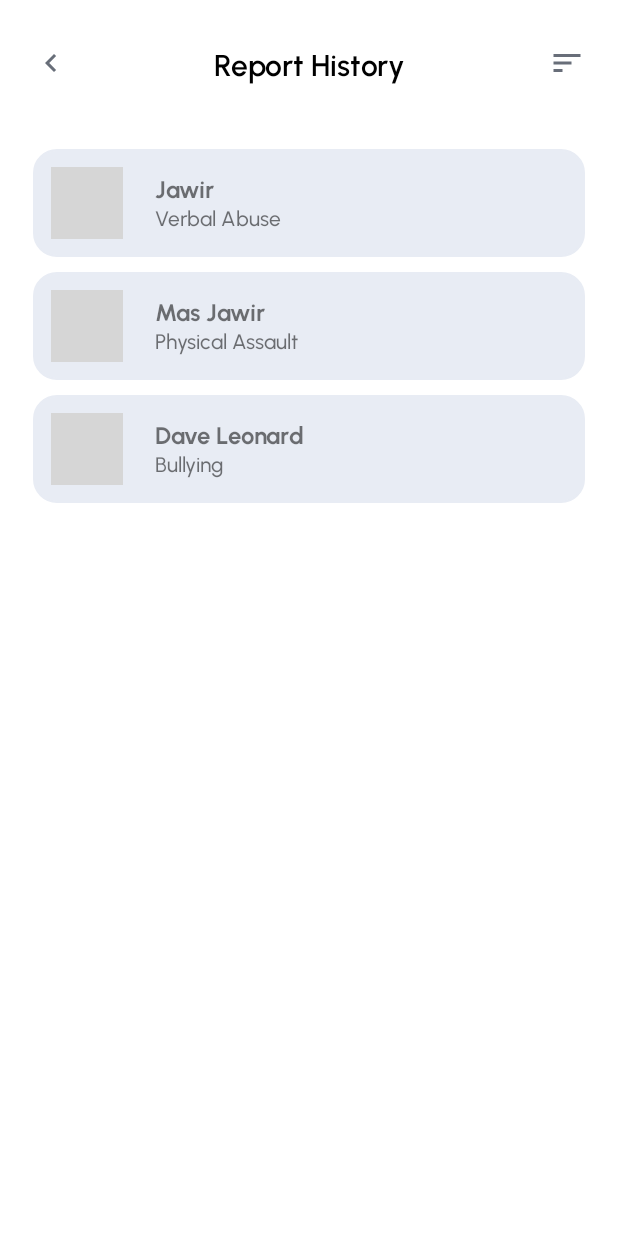
After one commit to EduSafety/Android-Development, an Android app: the ReportHistoryActivity screen opened directly, with no data from a screen before it, on a phone screen of 412 x 824 dp. The commit adds this screen. Run offline under Robolectric (Android 15) with nearby library versions, the phone set to English and light mode, and no system bars; grey boxes are pictures that could not be loaded.

Commit message:
add ReportHistoryActivity

```diff
--- a/app/src/main/AndroidManifest.xml
+++ b/app/src/main/AndroidManifest.xml
@@ -1,6 +1,6 @@
 <?xml version="1.0" encoding="utf-8"?>
 <manifest xmlns:android="http://schemas.android.com/apk/res/android"
-    xmlns:tools="http://schemas.android.com/tools">
+    xmlns:tools="http://schemas.android.com/tools" >
 
     <uses-permission android:name="android.permission.INTERNET" />
 
@@ -13,7 +13,10 @@
         android:roundIcon="@mipmap/ic_launcher_round"
         android:supportsRtl="true"
         android:theme="@style/Theme.EduSafety"
-        tools:targetApi="31">
+        tools:targetApi="31" >
+        <activity
+            android:name=".ui.ReportHistoryActivity"
+            android:exported="false" />
         <activity
             android:name=".ui.ReportActivity"
             android:exported="false" />
@@ -28,7 +31,7 @@
             android:exported="false" />
         <activity
             android:name=".ui.InitialPage"
-            android:exported="true">
+            android:exported="true" >
             <intent-filter>
                 <action android:name="android.intent.action.MAIN" />
 
@@ -37,7 +40,7 @@
         </activity>
         <activity
             android:name=".ui.MainActivity"
-            android:exported="false"></activity>
+            android:exported="false" />
     </application>
 
 </manifest>
--- a/app/src/main/java/com/dicoding/edusafety/ui/HomeFragment.kt
+++ b/app/src/main/java/com/dicoding/edusafety/ui/HomeFragment.kt
@@ -1,5 +1,6 @@
 package com.dicoding.edusafety.ui
 
+import android.content.Intent
 import android.os.Bundle
 import android.view.LayoutInflater
 import android.view.View
@@ -9,15 +10,17 @@ import androidx.recyclerview.widget.LinearLayoutManager
 import androidx.recyclerview.widget.RecyclerView
 import com.dicoding.edusafety.R
 import com.dicoding.edusafety.data.model.MyItem
+import com.dicoding.edusafety.databinding.FragmentHomeBinding
 
 class HomeFragment : Fragment() {
-
+    private lateinit var binding : FragmentHomeBinding
     override fun onCreateView(
         inflater: LayoutInflater, container: ViewGroup?,
         savedInstanceState: Bundle?
     ): View? {
         // Inflate the layout for this fragment
-        return inflater.inflate(R.layout.fragment_home, container, false)
+        binding = FragmentHomeBinding.inflate(inflater, container, false)
+        return binding.root
     }
 
     override fun onViewCreated(view: View, savedInstanceState: Bundle?) {
@@ -25,6 +28,10 @@ class HomeFragment : Fragment() {
 
         setReportAdapter()
         setRecentAdapter()
+
+        binding.recentReportContainer.setOnClickListener{
+            startActivity(Intent(requireContext(),ReportHistoryActivity::class.java))
+        }
     }
 
     private fun setReportAdapter() {
--- /dev/null
+++ b/app/src/main/java/com/dicoding/edusafety/ui/ReportHistoryActivity.kt
@@ -0,0 +1,36 @@
+package com.dicoding.edusafety.ui
+
+import androidx.appcompat.app.AppCompatActivity
+import android.os.Bundle
+import androidx.recyclerview.widget.LinearLayoutManager
+import androidx.recyclerview.widget.RecyclerView
+import com.dicoding.edusafety.R
+import com.dicoding.edusafety.data.model.MyItem
+import com.dicoding.edusafety.databinding.ActivityReportHistoryBinding
+
+class ReportHistoryActivity : AppCompatActivity() {
+    private lateinit var binding: ActivityReportHistoryBinding
+    override fun onCreate(savedInstanceState: Bundle?) {
+        super.onCreate(savedInstanceState)
+        binding = ActivityReportHistoryBinding.inflate(layoutInflater)
+        setContentView(binding.root)
+
+        setRecentAdapter()
+        binding.backArrow.setOnClickListener{
+            onBackPressed()
+        }
+    }
+
+    private fun setRecentAdapter() {
+        binding.rvHistory.layoutManager = LinearLayoutManager(this)
+
+        val itemList = listOf(
+            MyItem(R.drawable.foto_saya_dicoding, "Jawir", "Verbal Abuse"),
+            MyItem(R.drawable.foto_saya_dicoding, "Mas Jawir", "Physical Assault"),
+            MyItem(R.drawable.foto_saya_dicoding, "Dave Leonard", "Bullying"),
+        )
+
+        val adapter = MainRecentAdapter(itemList)
+        binding.rvHistory.adapter = adapter
+    }
+}
--- a/app/src/main/res/layout/activity_report.xml
+++ b/app/src/main/res/layout/activity_report.xml
@@ -200,7 +200,7 @@
                 android:textSize="16sp"
                 android:textStyle="bold"
                 android:fontFamily="@font/urbanist_bold"
-                android:text="Lampirkan Butki (Opsional)"
+                android:text="Lampirkan Bukti (Opsional)"
                 app:layout_constraintEnd_toEndOf="@id/imageAttachFile"
                 app:layout_constraintStart_toStartOf="@+id/imageAttachFile"
                 app:layout_constraintTop_toBottomOf="@id/imageAttachFile" />
--- /dev/null
+++ b/app/src/main/res/layout/activity_report_history.xml
@@ -0,0 +1,54 @@
+<?xml version="1.0" encoding="utf-8"?>
+<LinearLayout xmlns:android="http://schemas.android.com/apk/res/android"
+    xmlns:app="http://schemas.android.com/apk/res-auto"
+    xmlns:tools="http://schemas.android.com/tools"
+    android:layout_width="match_parent"
+    android:layout_height="match_parent"
+    android:paddingHorizontal="22dp"
+    android:orientation="vertical"
+    tools:context=".ui.ReportHistoryActivity">
+
+    <androidx.constraintlayout.widget.ConstraintLayout
+        android:layout_marginTop="30dp"
+        android:layout_marginBottom="43dp"
+        android:layout_width="match_parent"
+        android:layout_height="wrap_content">
+
+        <ImageView
+            android:id="@+id/back_arrow"
+            android:layout_width="wrap_content"
+            android:layout_height="wrap_content"
+            android:src="@drawable/baseline_keyboard_arrow_left_24"
+            app:layout_constraintStart_toStartOf="parent"
+            app:layout_constraintTop_toTopOf="parent" />
+
+        <TextView
+            android:layout_width="wrap_content"
+            android:layout_height="wrap_content"
+            android:layout_marginTop="10dp"
+            android:fontFamily="@font/urbanist_semibold"
+            android:text="Report History"
+            android:textColor="@color/black"
+            android:textSize="20sp"
+            app:layout_constraintBaseline_toBaselineOf="@+id/sortButton"
+            app:layout_constraintTop_toTopOf="parent"
+            app:layout_constraintEnd_toStartOf="@id/sortButton"
+            app:layout_constraintStart_toEndOf="@id/back_arrow"
+          />
+
+        <ImageView
+            android:id="@+id/sortButton"
+            android:layout_width="wrap_content"
+            android:layout_height="wrap_content"
+            android:src="@drawable/baseline_sort_24"
+            app:layout_constraintEnd_toEndOf="parent"
+            app:layout_constraintTop_toTopOf="parent"/>
+
+    </androidx.constraintlayout.widget.ConstraintLayout>
+
+    <androidx.recyclerview.widget.RecyclerView
+        android:id="@+id/rvHistory"
+        android:layout_width="match_parent"
+        android:layout_height="wrap_content"/>
+
+</LinearLayout>
--- a/app/src/main/res/layout/fragment_home.xml
+++ b/app/src/main/res/layout/fragment_home.xml
@@ -258,6 +258,7 @@
                 app:layout_constraintTop_toBottomOf="@id/reports_for">
 
                 <androidx.constraintlayout.widget.ConstraintLayout
+                    android:id="@+id/recentReportContainer"
                     android:layout_width="match_parent"
                     android:layout_height="wrap_content"
                     android:layout_marginTop="35dp"
```
